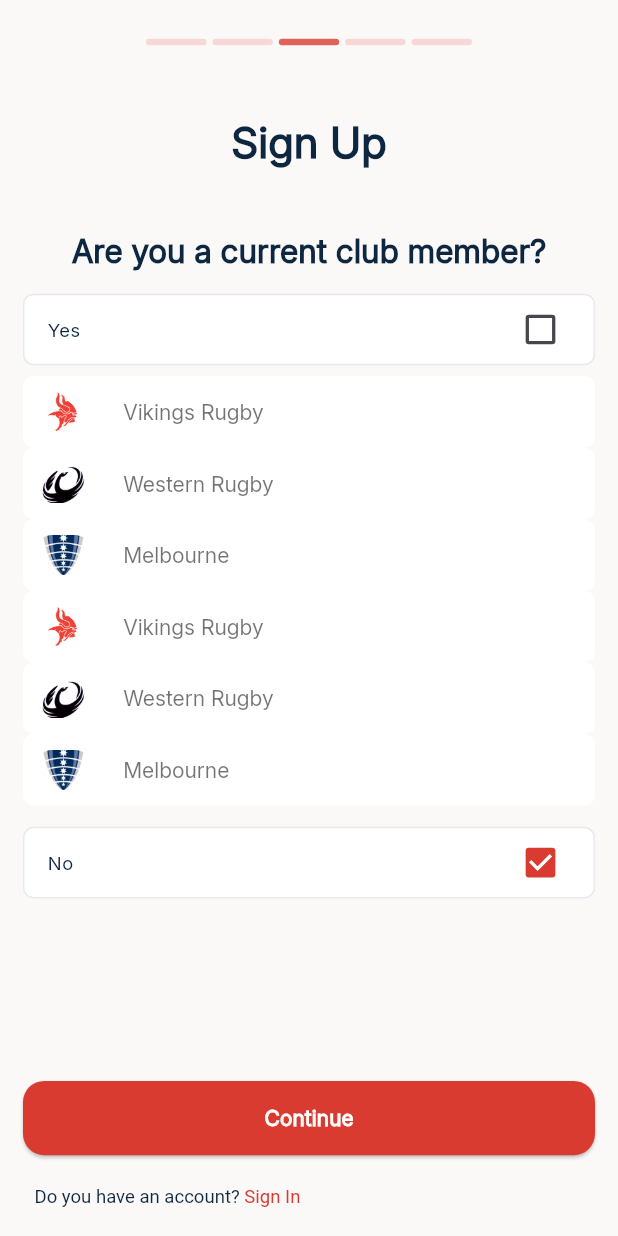
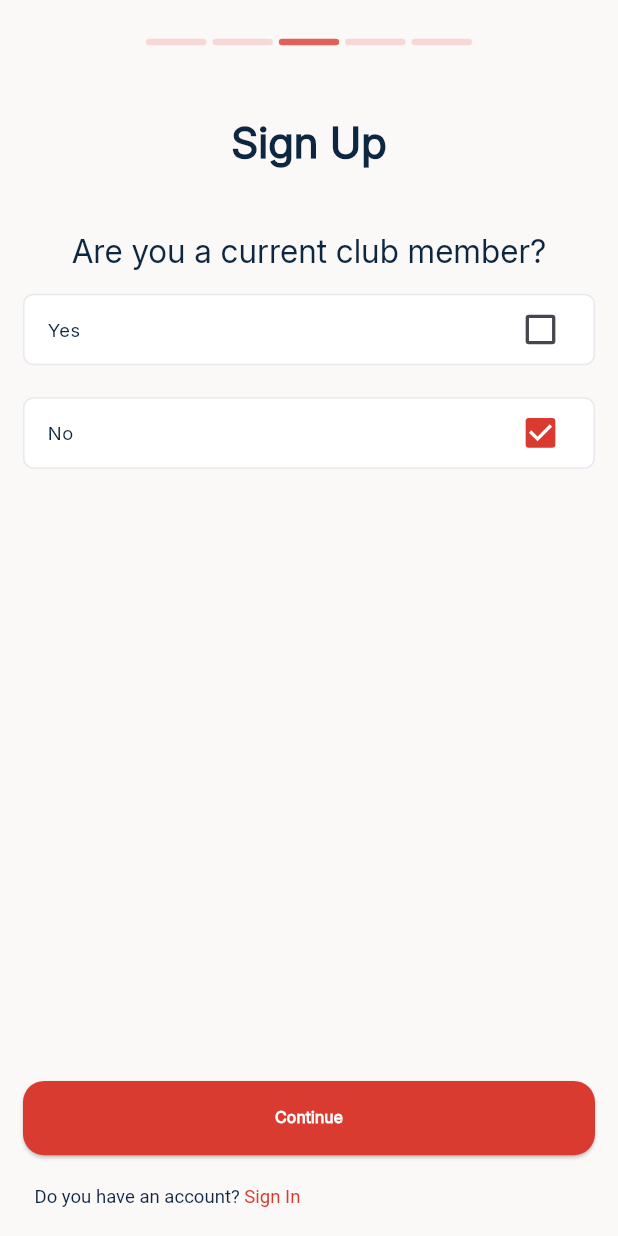
Before and after one commit to bitmonk/preo_app, a Flutter app: the CurrentClub screen opened by its route, on a phone screen of 412 x 824 dp. Run offline on Flutter 3.47's test engine with Material 3 defaults, Android fonts, the phone set to English and light mode, and no system bars; our stand-ins replace flutter_animate, flutter_screenutil, flutter_svg, form_validator, get, pinput and 1 more.

```diff
--- /dev/null
+++ b/lib/data/team_data.dart
@@ -0,0 +1,36 @@
+import 'package:preo/gen/assets.gen.dart';
+
+class TeamData {
+  final List<Map<String, String>> teams = [
+    {
+      'title': 'Vikings Rugby',
+      'logoImage': Assets.images.teams.vikings.path,
+      'subtitle': 'Cheer for the Vikings and conquer the field!',
+    },
+    {
+      'title': 'Western Rugby',
+      'logoImage': Assets.images.teams.western.path,
+      'subtitle': 'Join Western Rugby for an unforgettable season!',
+    },
+    {
+      'title': 'Melbourne',
+      'logoImage': Assets.images.teams.melbourne.path,
+      'subtitle': 'Support Melbourne and witness greatness!',
+    },
+    {
+      'title': 'Vikings Rugby',
+      'logoImage': Assets.images.teams.vikings.path,
+      'subtitle': 'Cheer for the Vikings and conquer the field!',
+    },
+    {
+      'title': 'Western Rugby',
+      'logoImage': Assets.images.teams.western.path,
+      'subtitle': 'Join Western Rugby for an unforgettable season!',
+    },
+    {
+      'title': 'Melbourne',
+      'logoImage': Assets.images.teams.melbourne.path,
+      'subtitle': 'Support Melbourne and witness greatness!',
+    },
+  ];
+}
--- a/lib/features/authentication/signup/current_club.dart
+++ b/lib/features/authentication/signup/current_club.dart
@@ -1,12 +1,12 @@
 import 'package:flutter/material.dart';
 import 'package:flutter_screenutil/flutter_screenutil.dart';
+import 'package:get/get.dart';
 import 'package:preo/common/widgets/primary_button.dart';
 import 'package:preo/common/widgets/stepper.dart';
+import 'package:preo/data/team_data.dart';
 import 'package:preo/features/authentication/auth_controller.dart';
-import 'package:preo/gen/assets.gen.dart';
 import 'package:preo/utils/constants/colors.dart';
 import 'package:preo/utils/constants/sizes.dart';
-import 'package:get/get.dart';
 import 'package:preo/utils/routes/routes.dart';
 
 class CurrentClub extends StatefulWidget {
@@ -19,40 +19,8 @@
 class _CurrentClubState extends State<CurrentClub> {
   @override
   Widget build(BuildContext context) {
-    final List<Map<String, String>> teams = [
-      {
-        'title': 'Vikings Rugby',
-        'logoImage': Assets.images.teams.vikings.path,
-        'subtitle': 'Cheer for the Vikings and conquer the field!',
-      },
-      {
-        'title': 'Western Rugby',
-        'logoImage': Assets.images.teams.western.path,
-        'subtitle': 'Join Western Rugby for an unforgettable season!',
-      },
-      {
-        'title': 'Melbourne',
-        'logoImage': Assets.images.teams.melbourne.path,
-        'subtitle': 'Support Melbourne and witness greatness!',
-      },
-      {
-        'title': 'Vikings Rugby',
-        'logoImage': Assets.images.teams.vikings.path,
-        'subtitle': 'Cheer for the Vikings and conquer the field!',
-      },
-      {
-        'title': 'Western Rugby',
-        'logoImage': Assets.images.teams.western.path,
-        'subtitle': 'Join Western Rugby for an unforgettable season!',
-      },
-      {
-        'title': 'Melbourne',
-        'logoImage': Assets.images.teams.melbourne.path,
-        'subtitle': 'Support Melbourne and witness greatness!',
-      },
-    ];
-
     AuthController authController = Get.put(AuthController());
+    final teamData = TeamData();
 
     return Scaffold(
       appBar: AppBar(
@@ -91,57 +59,85 @@
                               title: 'Yes',
                               value: authController.selectedValue.value,
                               onChanged: (value) {
-                                authController.switchYesNoCheckbox(
-                                    true); // Set to true for Yes
+                                authController.switchYesNoCheckbox(true);
                               },
                             ),
-                            SizedBox(height: 8.h,),
-                            Column(
-                              children: teams.map((team) {
-                                return Container(
+                            SizedBox(height: 8.h),
+
+                            // Show teams dropdown only when "Yes" is selected
+                            if (authController.selectedValue.value)
+                              Container(
                                 decoration: BoxDecoration(
-                                      color: Colors.white,
-                                      borderRadius: BorderRadius.circular(8.r)),
+                                  borderRadius: BorderRadius.circular(8.r),
+                                ),
+                                child: Column(
+                                  children: teamData.teams
+                                      .asMap()
+                                      .entries
+                                      .map((entry) {
+                                    int index = entry.key;
+                                    Map<String, String> team = entry.value;
+
+                                    return GestureDetector(
+                                      onTap: () {
+                                        authController.selectTeam(index);
+                                      },
+                                      child: Obx(
+                                        () => Container(
+                                          // margin:
+                                          // EdgeInsets.symmetric(vertical: 6.h),
+                                          decoration: BoxDecoration(
+                                            color: authController
+                                                        .selectedTeamIndex
+                                                        .value ==
+                                                    index
+                                                ? AppColors.selectedBg
+                                                : Colors.white,
+                                            // borderRadius:
+                                            //     BorderRadius.circular(8.r),
+                                          ),
+                                          padding: EdgeInsets.symmetric(
+                                              horizontal: 16.w, vertical: 12.h),
                                           child: Row(
                                             children: [
                                               Padding(
-                                        padding: EdgeInsets.fromLTRB(
-                                            13.w, 12.h, 10.w, 12.h),
+                                                padding: EdgeInsets.only(
+                                                    right: 10.w),
                                                 child: Image(
                                                   image: AssetImage(
-                                            team['logoImage']!,
-                                          ),
+                                                      team['logoImage']!),
                                                   height: 30.h,
                                                   width: 30.w,
                                                   fit: BoxFit.cover,
                                                 ),
                                               ),
-                                      SizedBox(width: 16),
                                               Column(
                                                 crossAxisAlignment:
                                                     CrossAxisAlignment.start,
                                                 children: [
                                                   Text(
                                                     team['title']!,
-                                            style: Get
-                                                .theme.textTheme.headlineSmall,
+                                                    style: Get.theme.textTheme
+                                                        .headlineSmall,
                                                   ),
+                                                  SizedBox(height: 4.h),
                                                 ],
                                               ),
                                             ],
                                           ),
+                                        ),
+                                      ),
                                     );
                                   }).toList(),
                                 ),
-                            SizedBox(
-                              height: Sizes.spaceBtwItems,
                               ),
+
+                            SizedBox(height: Sizes.spaceBtwItems),
                             YesNoCheckbox(
                               title: 'No',
                               value: !authController.selectedValue.value,
                               onChanged: (value) {
-                                authController.switchYesNoCheckbox(
-                                    false); // Set to false for No
+                                authController.switchYesNoCheckbox(false);
                               },
                             ),
                           ],
@@ -151,7 +147,9 @@
                   ),
                 ),
               ),
-              Column(
+              SizedBox(
+                width: MediaQuery.of(context).size.width,
+                child: Column(
                   crossAxisAlignment: CrossAxisAlignment.start,
                   children: [
                     SizedBox(
@@ -159,7 +157,7 @@
                       child: PrimaryButton(
                         btnText: 'Continue',
                         onPressed: () {
-                        // Get.toNamed(Routes.getLoginRoute());
+                          Get.toNamed(Routes.getPersonalise());
                         },
                       ),
                     ),
@@ -187,7 +185,8 @@
                     ),
                   ],
                 ),
-              SizedBox(height: 20.h), // Adds space at the bottom
+              ),
+              SizedBox(height: 20.h),
             ],
           ),
         ),
@@ -211,8 +210,7 @@
   Widget build(BuildContext context) {
     return GestureDetector(
       onTap: () {
-        // Trigger the onChanged callback when the row is tapped
-        onChanged(!value); // Toggle the value when tapped
+        onChanged(!value);
       },
       child: Container(
         padding: EdgeInsets.symmetric(horizontal: 16.w),
@@ -233,13 +231,11 @@
               style: Get.theme.textTheme.bodySmall,
             ),
             Transform.scale(
-              scale:
-                  1.1, // Adjust the scale factor as needed (e.g., 1.5 for 50% larger)
+              scale: 1.1,
               child: Checkbox(
                 activeColor: Get.theme.primaryColor,
                 value: value,
-                onChanged:
-                    onChanged, // Disable the checkbox's onChanged since it's handled by the row tap
+                onChanged: onChanged,
                 materialTapTargetSize: MaterialTapTargetSize.shrinkWrap,
               ),
             ),
--- a/lib/features/authentication/signup/signup.dart
+++ b/lib/features/authentication/signup/signup.dart
@@ -88,6 +88,12 @@
                           ),
                           Column(
                             children: [
+                              SizedBox(height: Sizes.spaceBtwItems),
+                              AppTextFormField(
+                                autovalidateMode:
+                                    AutovalidateMode.onUserInteraction,
+                                labelText: 'Name',
+                              ),
                               SizedBox(height: Sizes.spaceBtwItems),
                               AppTextFormField(
                                 autovalidateMode:
--- a/lib/utils/constants/colors.dart
+++ b/lib/utils/constants/colors.dart
@@ -3,8 +3,11 @@
 class AppColors {
   static const Color primary = Color(0xFFDA3B30);
   static const Color primary100 = Color(0xFFF8D8D6);
+  static const Color primary200 = Color(0xFFF0B1AC);
   static const Color primary400 = Color(0xFFE16259);
+
   static const Color neutral50 = Color(0xFFE7E9EC);
+  static const Color neutral200 = Color(0xFFCFD4D9);
   static const Color neutral400 = Color(0xFF9FA9B3);
   static const Color neutral500 = Color(0xFF8793A0);
   static const Color neutral600 = Color(0xFF8793A0);
@@ -15,12 +18,13 @@
 
 // UI Colors ->
   static const Color secondary = Color(0xFFDA3B30);
+  static const Color secondary100 = Color(0xFFC2C1F4);
+  static const Color secondary500 = Color(0xFF3530D9);
   static const Color bgColor = Color(0xFFFBF8F8);
   static const Color white = Color(0xFFFFFFFF);
   static const Color splashDot = Color(0xFFFFFAFA);
   static const Color inputBorder = Color(0xFFCFD4D9);
-
-  // Font Colors ->
+  static const Color selectedBg = Color(0xFFF0F1F1);
   static const Color titleColor = Color(0xFF0E2741);
   static const Color formTextColor = Color(0xFF56687A);
   static const Color black = Color(0xFF000000);
--- a/lib/utils/constants/sizes.dart
+++ b/lib/utils/constants/sizes.dart
@@ -9,10 +9,13 @@
   static final title = 18.sp;
   static final subTitle = 16.sp;
   static final text = 14.sp;
+  static final labelLg = 12.sp;
 
   // FontWeight
+  static FontWeight fon4 = FontWeight.w400;
   static FontWeight font5 = FontWeight.w500;
   static FontWeight font6 = FontWeight.w600;
+  static FontWeight font7 = FontWeight.w700;
 
   // Default spacing between sections
   static double spaceBtwSections = 56.h;
@@ -22,4 +25,6 @@
   static double mdSpace = 24.h;
   static double spaceBtwItems = 16.h;
   static double spaceBtwItemsRowItems = 12.w;
+
+  static double smallHeight = 8.h;
 }
--- a/lib/utils/routes/routes.dart
+++ b/lib/utils/routes/routes.dart
@@ -1,10 +1,13 @@
 import 'package:get/get.dart';
+import 'package:preo/features/Home/dashboard.dart';
 import 'package:preo/features/authentication/login/email_verification.dart';
 import 'package:preo/features/authentication/login/enter_new_pass.dart';
 import 'package:preo/features/authentication/login/forgot_pass.dart';
 import 'package:preo/features/authentication/login/login.dart';
 import 'package:preo/features/authentication/login/pass_changed_nofify.dart';
 import 'package:preo/features/authentication/signup/current_club.dart';
+import 'package:preo/features/authentication/signup/personalize.dart';
+import 'package:preo/features/authentication/signup/profile_overview.dart';
 import 'package:preo/features/authentication/signup/signup.dart';
 import 'package:preo/features/onboarding/explainer/explainer.dart';
 import 'package:preo/features/onboarding/splash/splash_screen.dart';
@@ -19,6 +22,9 @@
   static String enterNewPass = '/enterNewPass';
   static String passChangedNotify = '/passChangedNotify';
   static String currentClub = '/currentClub';
+  static String personalize = '/personalisePage';
+  static String overview = '/overview';
+  static String dashboard = '/dashboard';
   static String getSplashRoute() => splash;
   static String getExplainerRoute() => explainer;
   static String getSignupRoute() => signup;
@@ -28,6 +34,9 @@
   static String getEnterNewPassRoute() => enterNewPass;
   static String getPassChangedNotifyRoute() => passChangedNotify;
   static String getCurrentClub() => currentClub;
+  static String getPersonalise() => personalize;
+  static String getOverview() => overview;
+  static String getDashboard() => dashboard;
   static List<GetPage> routes = [
     GetPage(
       name: splash,
@@ -65,5 +74,17 @@
       name: currentClub,
       page: () => CurrentClub(),
     ),
+    GetPage(
+      name: personalize,
+      page: () => PersonalizePage(),
+    ),
+    GetPage(
+      name: overview,
+      page: () => ProfileOverview(),
+    ),
+    GetPage(
+      name: dashboard,
+      page: () => Dashboard(),
+    ),
   ];
 }
--- a/pubspec.yaml
+++ b/pubspec.yaml
@@ -37,9 +37,12 @@
     - assets/images/explainer/
     - assets/logos/
     - assets/images/splash/
+    - assets/images/png/
     - assets/icons/eye.svg
     - assets/icons/eye_slash.svg
     - assets/icons/calendar.svg
+
+  generate: true
 
 
 
```
Also changed, not shown: lib/features/Home/dashboard.dart (renamed from lib/features/games/home.dart, +4 -4 lines), lib/features/authentication/auth_controller.dart (+9 -4 lines), lib/features/authentication/signup/choose_team.dart (+6 -1 lines), lib/features/authentication/signup/personalize.dart (added, +216 -0 lines), lib/features/authentication/signup/profile_overview.dart (added, +176 -0 lines), lib/gen/assets.gen.dart (+18 -0 lines), lib/main.dart (+20 -4 lines), assets/images/png/default_picture.png (added), assets/images/png/profile.png (added). Lines whose indentation alone changed are shown as unchanged.
